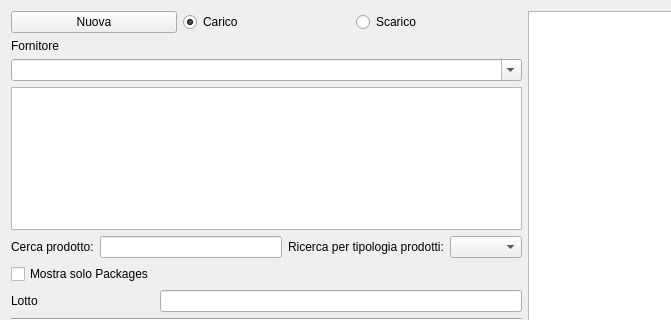
Above: hnuovaoperazione.ui from fblabs/hamlet-mod-sancon before the change; both pictures show x 0 to 671 and y 0 to 320 of the 991 by 652 pixel window. Below: the same form after it.
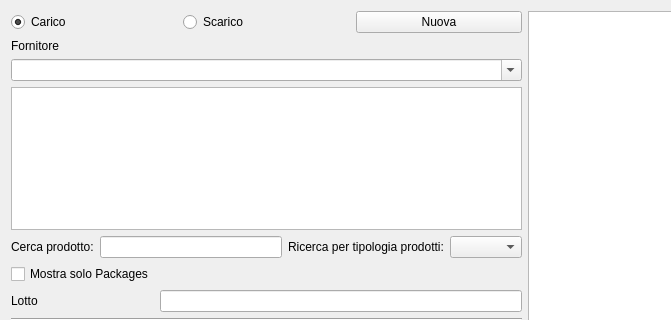
That is the form after the change. Icons and pictures are not drawn.

The edit to the form file:
```diff
--- a/hnuovaoperazione.ui
+++ b/hnuovaoperazione.ui
@@ -33,6 +33,23 @@
       <layout class="QVBoxLayout" name="verticalLayout_2">
        <item>
         <layout class="QHBoxLayout" name="horizontalLayout_2">
+         <item>
+          <widget class="QRadioButton" name="radioButton">
+           <property name="text">
+            <string>Carico</string>
+           </property>
+           <property name="checked">
+            <bool>true</bool>
+           </property>
+          </widget>
+         </item>
+         <item>
+          <widget class="QRadioButton" name="radioButton_2">
+           <property name="text">
+            <string>Scarico</string>
+           </property>
+          </widget>
+         </item>
          <item>
           <widget class="QPushButton" name="pushButton_3">
            <property name="text">
@@ -50,23 +67,6 @@
            </property>
           </widget>
          </item>
-         <item>
-          <widget class="QRadioButton" name="radioButton">
-           <property name="text">
-            <string>Carico</string>
-           </property>
-           <property name="checked">
-            <bool>true</bool>
-           </property>
-          </widget>
-         </item>
-         <item>
-          <widget class="QRadioButton" name="radioButton_2">
-           <property name="text">
-            <string>Scarico</string>
-           </property>
-          </widget>
-         </item>
         </layout>
        </item>
        <item>
```
